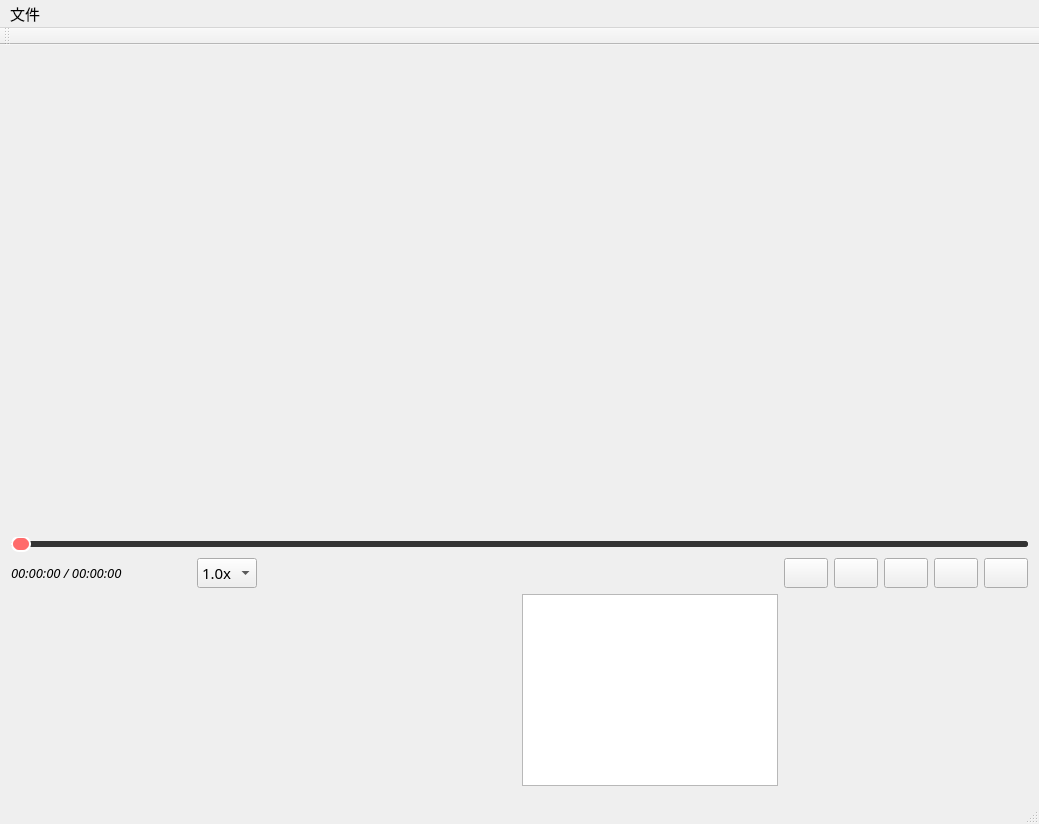
arctic603/ArcticLightFFmpeg, file ArcticVideoPlayer/FFmpegArc.ui: the form before one commit.
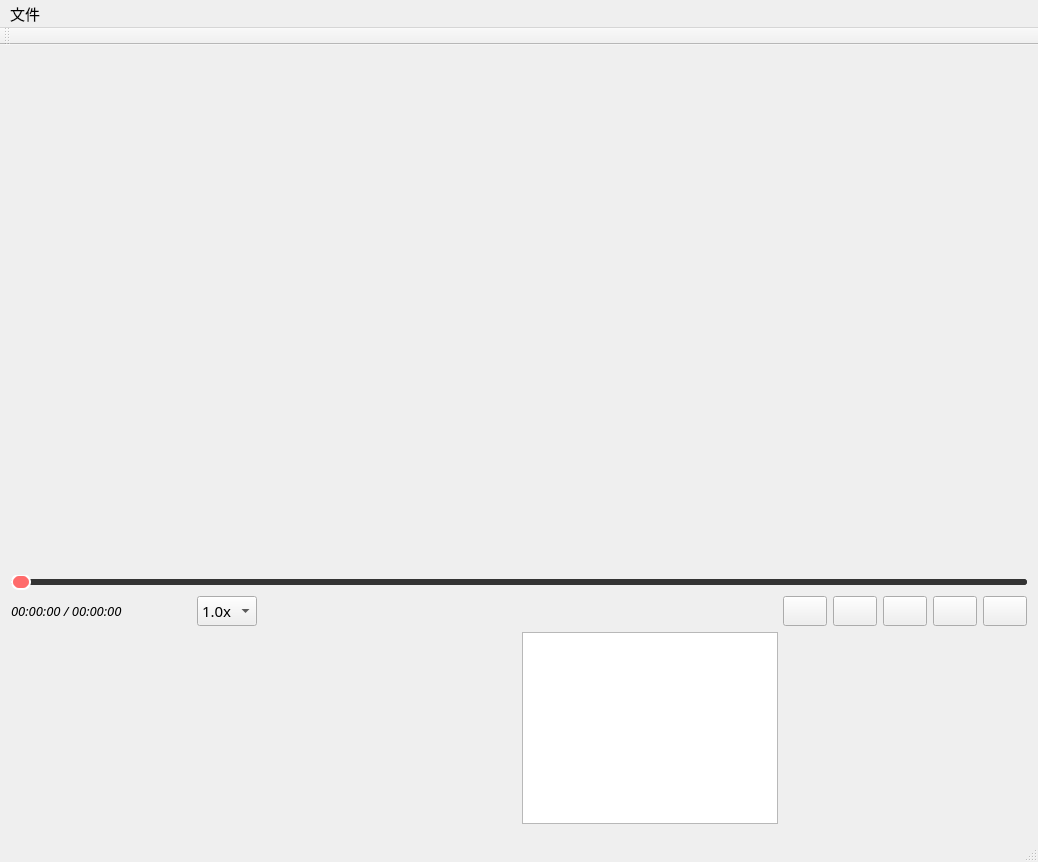
The form after the commit. Icons and pictures are not drawn.

Commit message:
feat: add audio playback support with Qt Multimedia and FFmpeg swresample
- Initialize QAudioSink for audio output (48000Hz, stereo, float32)
- Add SwrContext for audio resampling to unified format
- Handle audio packets in decodeNextFrame with proper resampling
- Add audio resource cleanup in closeVideoFile
- Fix function name typo: inokeUpdateInfoEdit -> invokeUpdateInfoEdit
- Fix audioCodecParams variable name mismatch
- Fix lambda capture for QMetaObject::invokeMethod
- Upgrade to Qt 6.11.0 with Multimedia module

The edit to the form file:
```diff
--- a/ArcticVideoPlayer/FFmpegArc.ui
+++ b/ArcticVideoPlayer/FFmpegArc.ui
@@ -6,8 +6,8 @@
    <rect>
     <x>0</x>
     <y>0</y>
-    <width>1039</width>
-    <height>824</height>
+    <width>1038</width>
+    <height>862</height>
    </rect>
   </property>
   <property name="font">
@@ -362,8 +362,8 @@
     <rect>
      <x>0</x>
      <y>0</y>
-     <width>1039</width>
-     <height>20</height>
+     <width>1038</width>
+     <height>21</height>
     </rect>
    </property>
    <widget class="QMenu" name="menuNone">
```
The commit also changes 3 other files.
